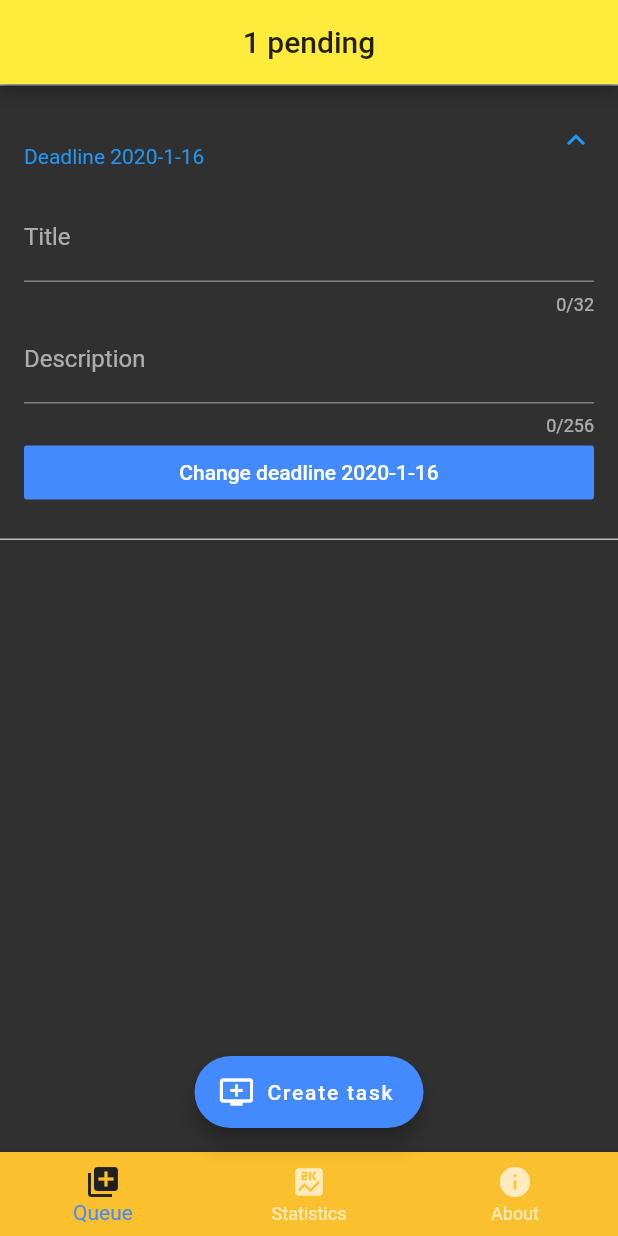
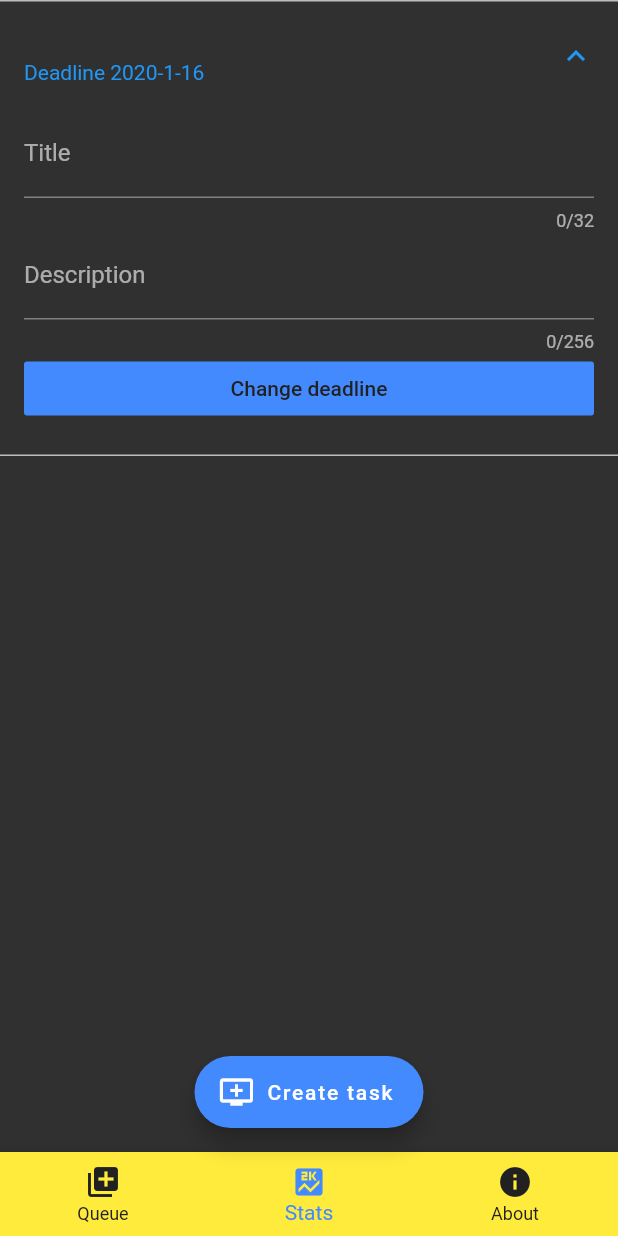
Before and after one commit to mattmaniak/queuetodo, a Flutter app: the screen it shows after launch, after a tap on "Create task", on a phone screen of 412 x 824 dp. Run offline on Flutter 3.47's test engine with Material 2 defaults, Android fonts, the phone set to English and light mode, and no system bars.

Commit message:
Improved theme.

```diff
--- a/lib/app.dart
+++ b/lib/app.dart
@@ -12,11 +12,12 @@ class _AppState extends State<App> {
 
   @override
   Widget build(BuildContext context) {
-    return Scaffold(
-      appBar: AppBar(
-        centerTitle: true,
-        title: Text('${_tasks.length} pending'),
-      ),
+    return SafeArea(
+      child: Scaffold(
+        // appBar: AppBar(
+        //   centerTitle: true,
+        //   title: Text('${_tasks.length} pending'),
+        // ),
         body: Container(
           child: ListView(
             children: _tasks.toList(),
@@ -30,24 +31,27 @@ class _AppState extends State<App> {
         floatingActionButtonLocation: FloatingActionButtonLocation.centerFloat,
         bottomNavigationBar: BottomAppBar(
           child: BottomNavigationBar(
-          backgroundColor: Theme.of(context).primaryColorDark,
+            currentIndex: 1,
+            backgroundColor: Theme.of(context).primaryColor,
+            selectedItemColor: Theme.of(context).accentColor,
+            unselectedItemColor: Theme.of(context).iconTheme.color,
             items: [
               BottomNavigationBarItem(
-              icon: Icon(Icons.queue, color: Theme.of(context).iconTheme.color),
-              title: Text(
-                'Queue',
-                style: TextStyle(color: Theme.of(context).iconTheme.color),
+                icon: Icon(
+                  Icons.queue,
                 ),
+                title: Text('Queue'),
               ),
               BottomNavigationBarItem(
                 icon: Icon(Icons.score),
-              title: Text('Statistics'),
+                title: Text('Stats'),
               ),
               BottomNavigationBarItem(
                 icon: Icon(Icons.info),
                 title: Text('About'),
               ),
             ],
+          ),
         ),
       ),
     );
--- /dev/null
+++ b/lib/layout.dart
@@ -0,0 +1,7 @@
+import 'package:flutter/material.dart';
+
+class Layout extends StatelessWidget {
+  Widget build(BuildContext context) {
+    return Scaffold();
+  }
+}
--- a/lib/task.dart
+++ b/lib/task.dart
@@ -68,7 +68,9 @@ class _TaskState extends State<Task> {
                 horizontal: 16.0,
               ),
               child: TextField(
-                decoration: InputDecoration(labelText: 'Title'),
+                decoration: InputDecoration(
+                  labelText: 'Title',
+                ),
                 autocorrect: false,
                 maxLength: 32,
                 controller: _titleController,
@@ -79,7 +81,9 @@ class _TaskState extends State<Task> {
                 horizontal: 16.0,
               ),
               child: TextField(
-                decoration: InputDecoration(labelText: 'Description'),
+                decoration: InputDecoration(
+                  labelText: 'Description',
+                ),
                 maxLines: null,
                 maxLength: 256,
                 autocorrect: false,
@@ -91,7 +95,11 @@ class _TaskState extends State<Task> {
               width: MediaQuery.of(context).size.width - 32.0,
               child: FlatButton(
                 color: Theme.of(context).buttonColor,
-                child: Text('Change deadline ${_convertToIsoDate(_deadline)}'),
+                child: Text(
+                  'Change deadline',
+                  style: TextStyle(
+                    color: Theme.of(context).iconTheme.color),
+                  ),
                 onPressed: () {
                   showDatePicker(
                           context: context,
--- a/lib/theme.dart
+++ b/lib/theme.dart
@@ -2,14 +2,16 @@ import 'package:flutter/material.dart';
 
 ThemeData get theme {
   return ThemeData(
-    brightness: Brightness.dark,
-    buttonColor: Color(0xff448aff),
     accentColor: Color(0xff448aff),
     accentColorBrightness: Brightness.light,
+    buttonColor: Color(0xff448aff),
+    brightness: Brightness.dark,
     dividerColor: Color(0xffbdbdbd),
+    iconTheme: IconThemeData(
+      color: Color(0xff212121),
+    ),
     primaryColor: Color(0xffffeb3b),
     primaryColorLight: Color(0xfffff9c4),
     primaryColorDark: Color(0xfffbc02d),
-    iconTheme: IconThemeData(color: Color(0xff212121)),
   );
 }
```
Also changed, not shown: lib/about.dart (added), lib/queue.dart (added), lib/stats.dart (added). Lines whose indentation alone changed are shown as unchanged.
